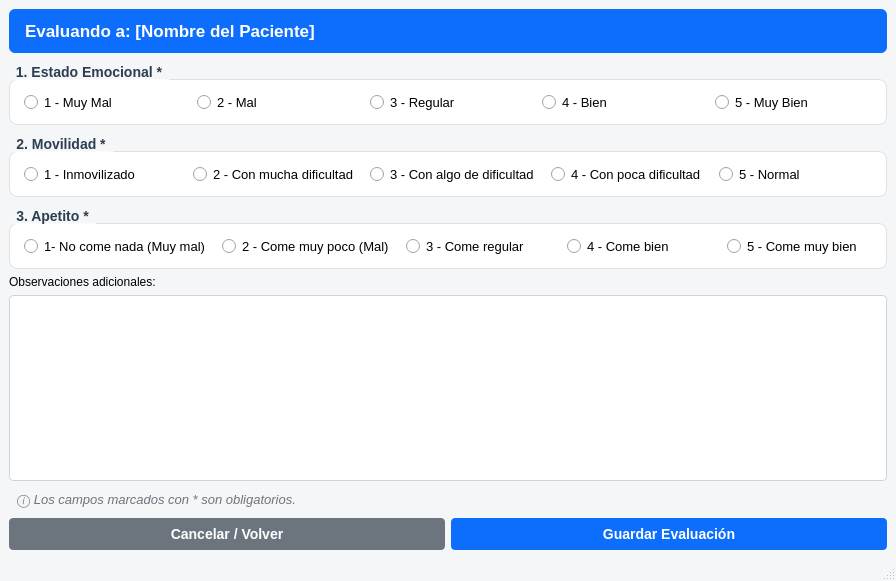
First picture: the form in src/vista/ui/trabajador/evaluar_paciente.ui, repository mbatla00/cediza_IS, before the edit.
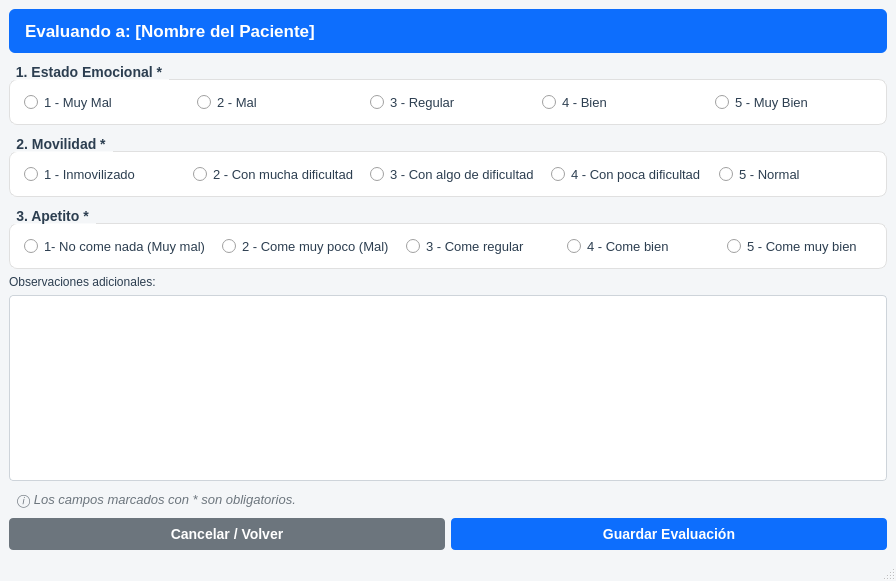
Second picture: the form after the edit.

The edit to the form file:
```diff
--- a/src/vista/ui/trabajador/evaluar_paciente.ui
+++ b/src/vista/ui/trabajador/evaluar_paciente.ui
@@ -23,7 +23,12 @@
     background-color: #f4f6f8;
 }
 
-/* El bloque azul superior sube a 17px */
+/* Color oscuro general para todos los textos de la ventana */
+QLabel {
+    color: #2c3e50;
+}
+
+/* El bloque azul superior conserva su texto blanco */
 QLabel#lbl_paciente {
     background-color: #0d6efd;
     color: white;
@@ -33,7 +38,7 @@
     border-radius: 6px;
 }
 
-/* Los títulos de las preguntas (Estado Emocional, Movilidad, Apetito) suben a 14px */
+/* Los títulos de las preguntas (Estado Emocional, Movilidad, Apetito) */
 QGroupBox {
     background-color: white;
     border: 1px solid #e0e0e0;
@@ -51,20 +56,23 @@
     top: 5px;
 }
 
-/* Los botones circulares con las opciones suben a 13px */
+/* Los botones circulares con las opciones ahora tienen el texto oscuro visible */
 QRadioButton {
     padding: 5px;
     font-weight: normal;
     font-size: 13px; 
+    color: #2c3e50;
 }
 
-/* El cuadro de texto para escribir las observaciones sube a 13px */
+/* El cuadro de texto para escribir las observaciones con texto oscuro y selección limpia */
 QPlainTextEdit {
     border: 1px solid #ced4da;
     border-radius: 4px;
     padding: 8px;
     background-color: #ffffff;
+    color: #2c3e50;
     selection-background-color: #0d6efd;
+    selection-color: #ffffff;
     font-size: 13px;
 }
 
@@ -72,7 +80,7 @@
     border: 1px solid #0d6efd;
 }
 
-/* El texto de aviso &quot;Los campos marcados con * son obligatorios&quot; sube a 13px */
+/* El texto de aviso &quot;Los campos marcados con * son obligatorios&quot; conserva su color gris */
 QLabel#lbl_aviso {
     color: #6c757d;
     font-style: italic;
@@ -80,7 +88,7 @@
     font-size: 13px; 
 }
 
-/* Los botones de &quot;Cancelar / Volver&quot; y &quot;Guardar Evaluación&quot; suben a 14px */
+/* Los botones de &quot;Cancelar / Volver&quot; y &quot;Guardar Evaluación&quot; */
 QPushButton {
     background-color: #0d6efd;
     color: white;
```
